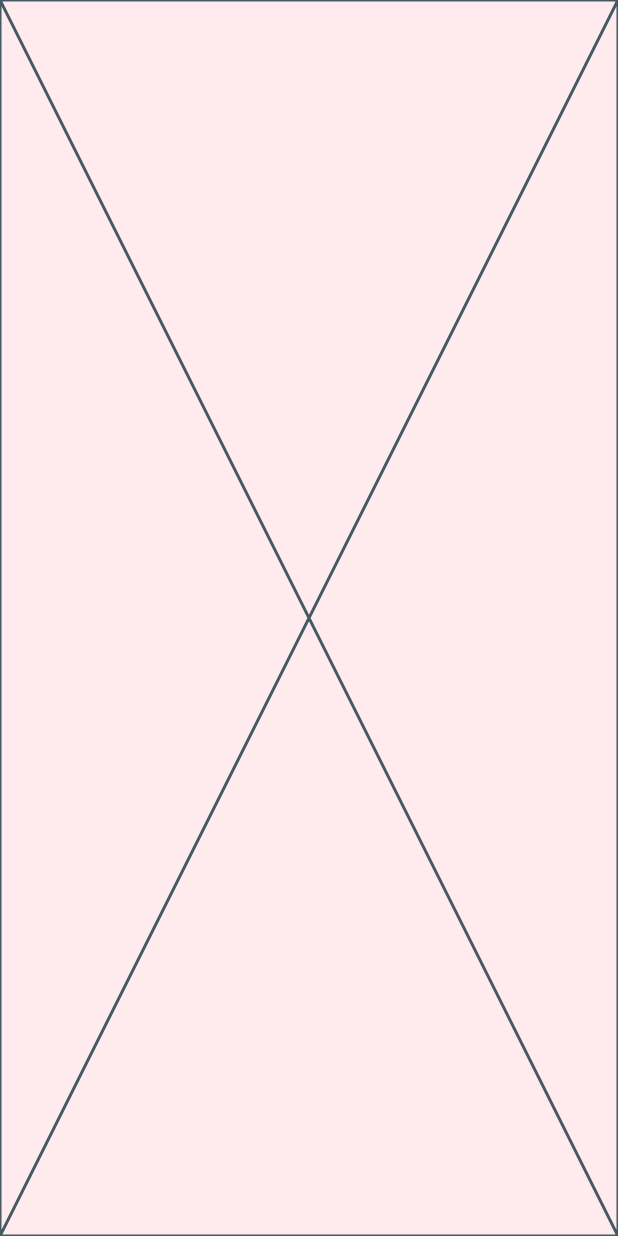
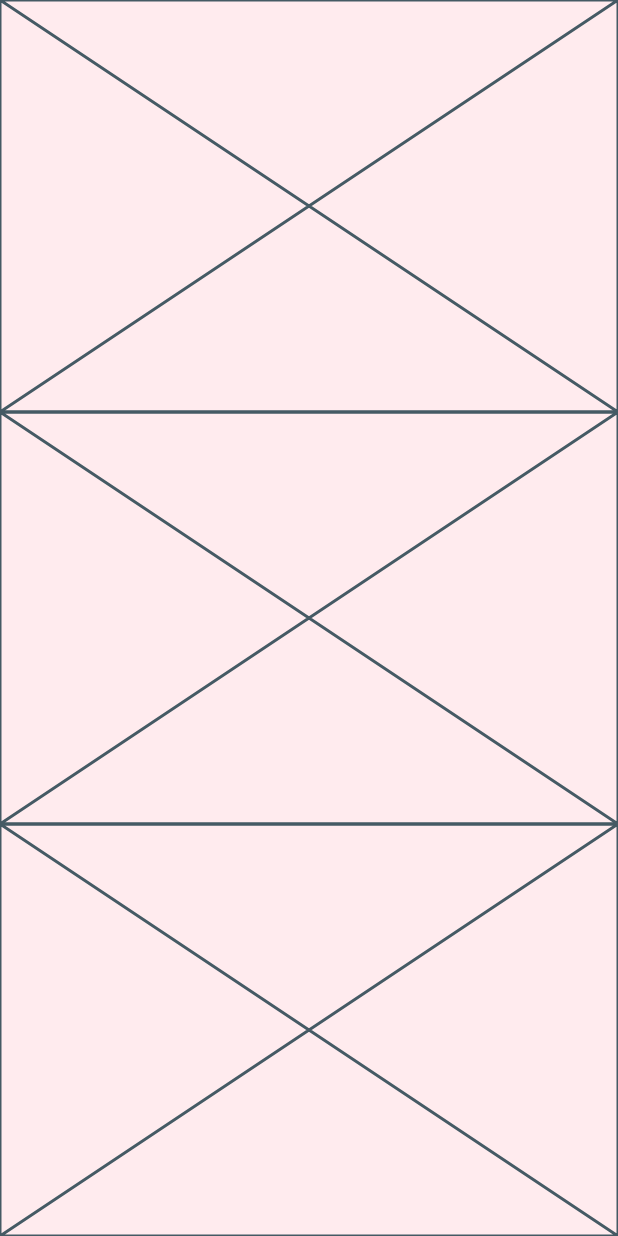
Before and after one commit to JAICHANGPARK/flutter_notebook_11th_story, a Flutter app: the screen it shows after launch, on a phone screen of 412 x 824 dp. Run offline on Flutter 3.47's test engine with Material 2 defaults, Android fonts, the phone set to English and light mode, and no system bars; our stand-ins replace backdrop, badges, flutter_inner_drawer, flutter_slidable, flutter_swiper, google_fonts.

Commit message:
Update bank_balance_page.dart

```diff
--- a/lib/ep749_bank_app/ui/bank_balance_page.dart
+++ b/lib/ep749_bank_app/ui/bank_balance_page.dart
@@ -10,10 +10,15 @@ class _BankBalancePageState extends State<BankBalancePage> {
   Widget build(BuildContext context) {
     return Scaffold(
       backgroundColor: Colors.red[50]!,
-      body: Stack(
-        children: [
-          Positioned(child: Placeholder(),)
-        ],
+      body: SafeArea(
+
+        child: Column(
+          children: [
+            Expanded(child: Placeholder()),
+            Expanded(child: Placeholder()),
+            Expanded(child: Placeholder()),
+          ],
+        ),
       ),
     );
   }
```
